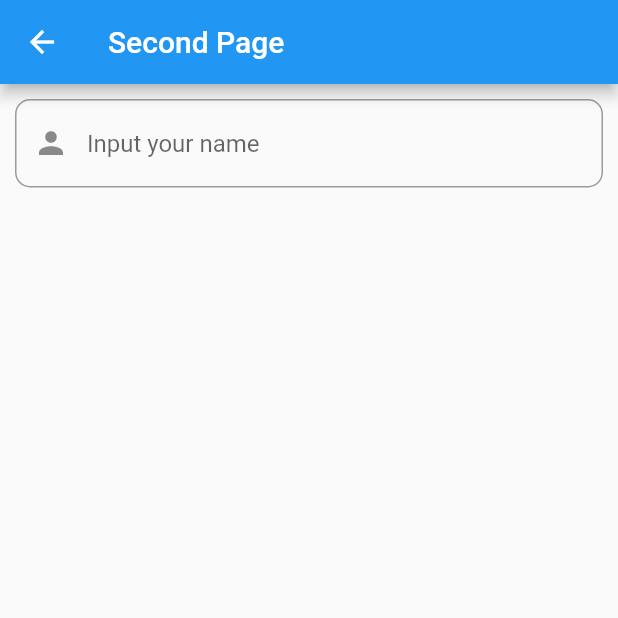
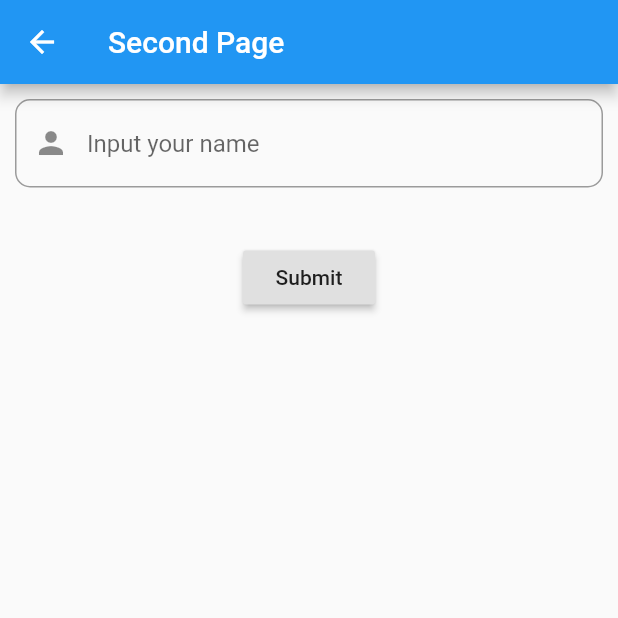
Before and after one commit to amalianrlt/Flutter, a Flutter app: the SecondPage screen opened directly, on a phone screen of 412 x 824 dp, the top half of it. Run offline on Flutter 3.47's test engine with Material 2 defaults, Android fonts, the phone set to English and light mode, and no system bars.

```diff
--- a/my_flutter/lib/secondPage.dart
+++ b/my_flutter/lib/secondPage.dart
@@ -1,4 +1,5 @@
 import 'package:flutter/material.dart';
+import 'package:my_flutter/thirdPage.dart';
 
 class SecondPage extends StatefulWidget {
   @override
@@ -17,19 +18,29 @@ class _SecondPageState extends State<SecondPage> {
             children: <Widget>[
               TextField(
                 decoration: InputDecoration(
-                border: OutlineInputBorder(borderRadius: BorderRadius.circular(10)),
+                    border: OutlineInputBorder(
+                        borderRadius: BorderRadius.circular(10)),
                     hintText: 'Input your name',
-                prefixIcon: Icon(Icons.person)
-              ),
+                    prefixIcon: Icon(Icons.person)),
                 controller: controller,
                 onChanged: (value) {
                   setState(() {});
                 },
               ),
-            Text(controller.text)
+              Text(controller.text),
+              Container(
+                margin: EdgeInsets.only(top: 20),
+                child: RaisedButton(
+                    child: Text('Submit'),
+                    onPressed: () {
+                      Navigator.push(context,
+                          MaterialPageRoute(builder: (context) {
+                        return ThirdPage();
+                      }));
+                    }),
+              )
             ],
           ),
-      )
-    );
+        ));
   }
 }
--- /dev/null
+++ b/my_flutter/lib/thirdPage.dart
@@ -0,0 +1,12 @@
+import 'package:flutter/material.dart';
+
+class ThirdPage extends StatelessWidget {
+  @override
+  Widget build(BuildContext context) {
+    return MaterialApp(
+      home: Scaffold(
+        appBar: AppBar(title: Text('Media Query'),),
+      ),
+    );
+  }
+}
```
Lines whose indentation alone changed are shown as unchanged.
